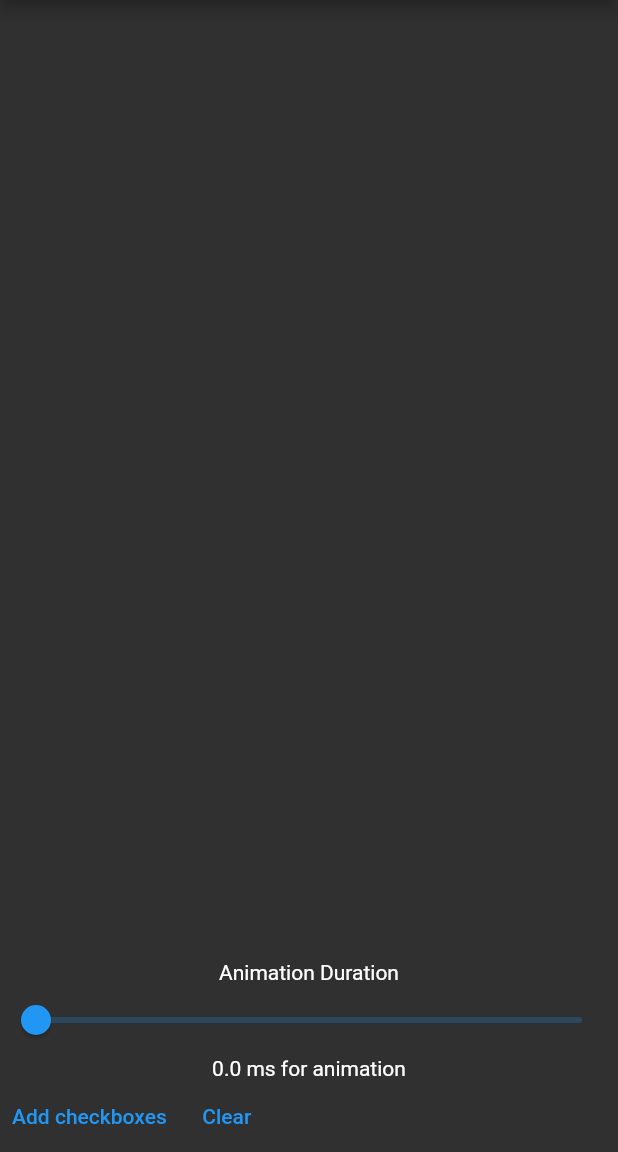
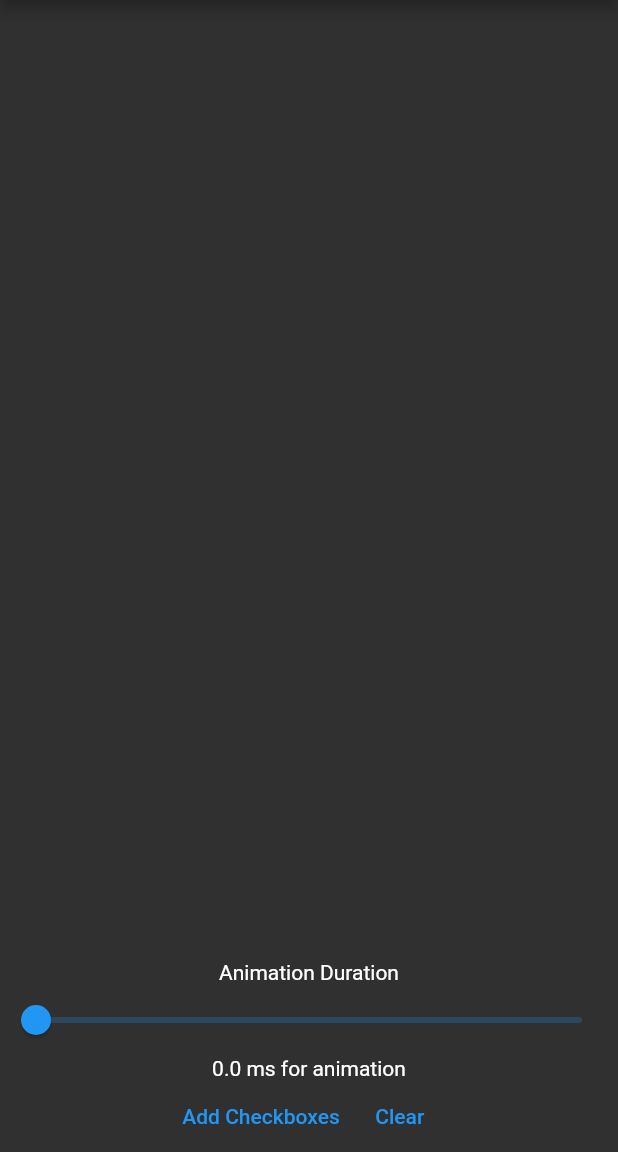
Before and after one commit to damirtokmashov/custom_checkbox, a Flutter app: the screen it shows after launch, after a tap on "Clear", on a phone screen of 412 x 824 dp, the part 84-1236 px from its top. Run offline on Flutter 3.47's test engine with Material 2 defaults, Android fonts, the phone set to English and light mode, and no system bars.

Commit message:
renamed values

```diff
--- /dev/null
+++ b/lib/const.dart
@@ -0,0 +1,3 @@
+const String animationDuration = 'Animation Duration';
+const String addBtn = 'Add Checkboxes';
+const String clearBtn = 'Clear';
--- a/lib/main.dart
+++ b/lib/main.dart
@@ -3,11 +3,13 @@ import 'dart:math';
 import 'package:flutter/material.dart';
 import 'package:test_task/model/colored_checkbox.dart';
 
+import 'const.dart';
+
 void main() {
-  runApp(MyApp());
+  runApp(App());
 }
 
-class MyApp extends StatelessWidget {
+class App extends StatelessWidget {
   @override
   Widget build(BuildContext context) {
     return MaterialApp(
@@ -56,7 +58,7 @@ class _CustomBoxesPageState extends State<CustomBoxesPage>
   }
 
   final colorDefault = ValueNotifier<Color>(Colors.transparent);
-  final rating = ValueNotifier(0.0);
+  final currentAnimation = ValueNotifier(0.0);
   final list = <ColoredCheckbox>[];
   @override
   Widget build(BuildContext context) {
@@ -75,6 +77,9 @@ class _CustomBoxesPageState extends State<CustomBoxesPage>
                 padding: const EdgeInsets.all(0.0),
                 gridDelegate: const SliverGridDelegateWithFixedCrossAxisCount(
                   crossAxisCount: 6,
+                  // childAspectRatio: 1.5,
+                  // crossAxisSpacing: 2.0,
+                  // mainAxisSpacing: 4.0,
                 ),
                 itemCount: list.length,
                 itemBuilder: (BuildContext context, int index) {
@@ -116,19 +121,23 @@ class _CustomBoxesPageState extends State<CustomBoxesPage>
                 },
               ),
             ),
-            Text('Animation Duration'),
+            SizedBox(
+              height: 20,
+            ),
+            Text(animationDuration),
             Slider(
               onChanged: (newRating) {
-                setState(() => rating.value = newRating);
-                _controller.duration =
-                    Duration(milliseconds: 100 + rating.value.toInt() * 10);
+                setState(() => currentAnimation.value = newRating);
+                _controller.duration = Duration(
+                    milliseconds: 100 + currentAnimation.value.toInt() * 10);
               },
-              value: rating.value,
+              value: currentAnimation.value,
               min: 0,
               max: 100,
             ),
-            Text('${rating.value.roundToDouble()} ms for animation'),
+            Text('${currentAnimation.value.roundToDouble()} ms for animation'),
             Row(
+              mainAxisAlignment: MainAxisAlignment.center,
               children: <Widget>[
                 TextButton(
                   onPressed: () {
@@ -154,7 +163,7 @@ class _CustomBoxesPageState extends State<CustomBoxesPage>
                       curve: Curves.ease,
                     );
                   },
-                  child: Text('Add checkboxes'),
+                  child: Text(addBtn),
                 ),
                 TextButton(
                   onPressed: () {
@@ -162,7 +171,7 @@ class _CustomBoxesPageState extends State<CustomBoxesPage>
                       list.clear();
                     });
                   },
-                  child: Text('Clear'),
+                  child: Text(clearBtn),
                 ),
               ],
             ),
```
